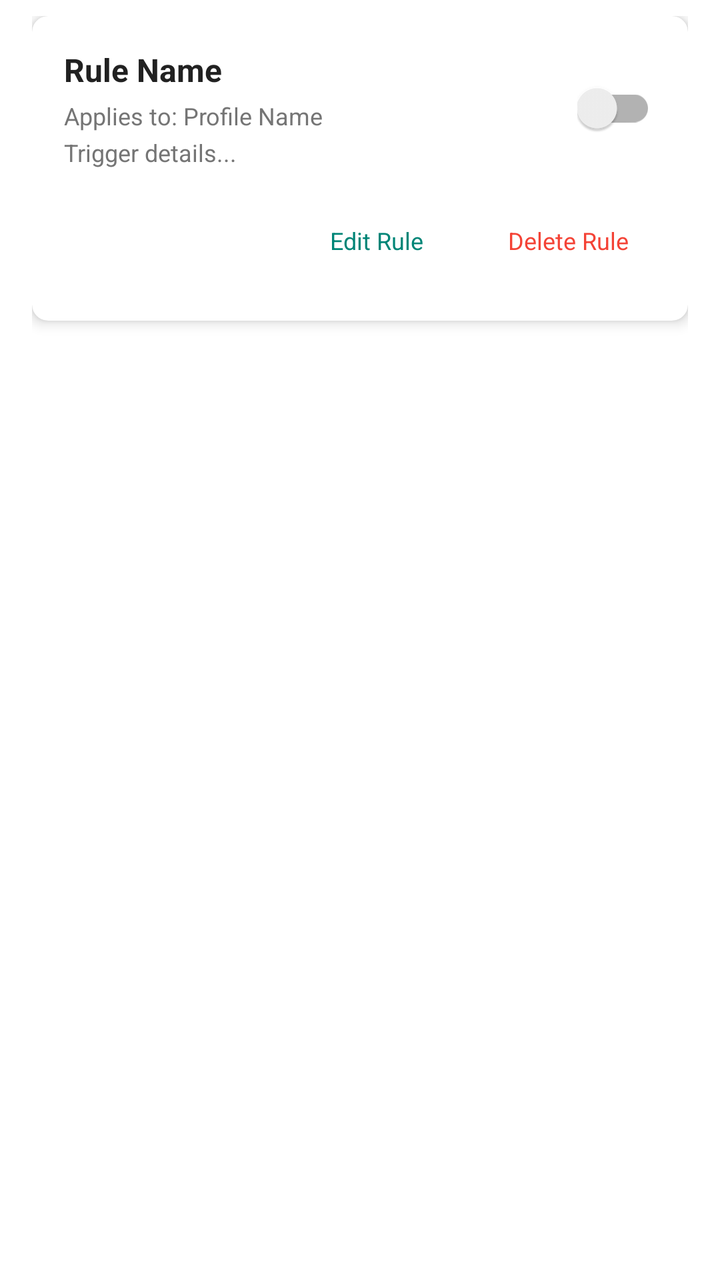
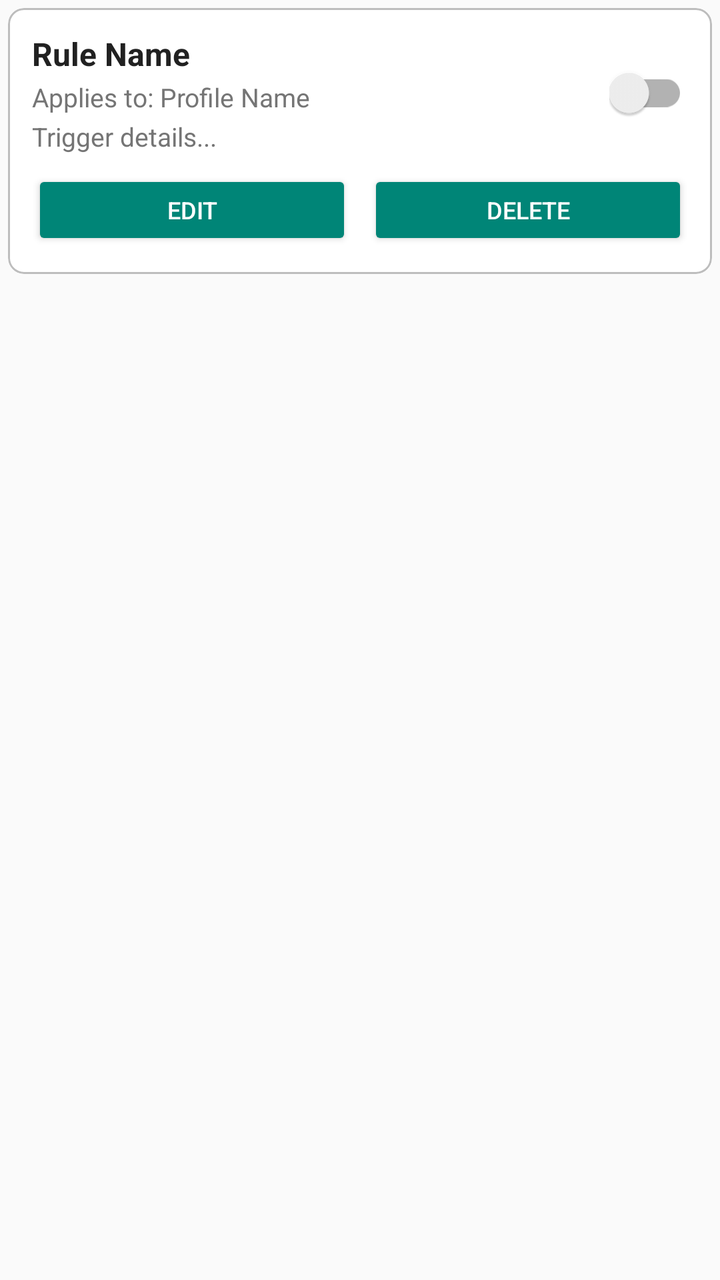

Compare the two renders of this Android layout. The source of the first and the diff that turns it into the second are given below.
<!-- AndroidManifest.xml: application theme AppTheme -->
<!-- res/layout/item_rule.xml -->
<?xml version="1.0" encoding="utf-8"?>
<LinearLayout xmlns:android="http://schemas.android.com/apk/res/android"
    xmlns:app="http://schemas.android.com/apk/res-auto"
    android:layout_width="match_parent"
    android:layout_height="wrap_content"
    android:orientation="vertical"
    android:paddingHorizontal="16dp"
    android:paddingTop="8dp"
    android:paddingBottom="8dp"
    android:background="@color/white">

    <androidx.cardview.widget.CardView
        android:layout_width="match_parent"
        android:layout_height="wrap_content"
        app:cardElevation="4dp"
        app:cardCornerRadius="8dp">

        <LinearLayout
            android:layout_width="match_parent"
            android:layout_height="wrap_content"
            android:orientation="vertical"
            android:padding="16dp">

            <LinearLayout
                android:layout_width="match_parent"
                android:layout_height="wrap_content"
                android:orientation="horizontal"
                android:gravity="center_vertical">

                <LinearLayout
                    android:layout_width="0dp"
                    android:layout_height="wrap_content"
                    android:layout_weight="1"
                    android:orientation="vertical">

                    <TextView
                        android:id="@+id/rule_name"
                        android:layout_width="match_parent"
                        android:layout_height="wrap_content"
                        android:text="Rule Name"
                        android:textSize="16sp"
                        android:textStyle="bold"
                        android:textColor="@color/text_primary" />

                    <TextView
                        android:id="@+id/rule_profile"
                        android:layout_width="match_parent"
                        android:layout_height="wrap_content"
                        android:text="Applies to: Profile Name"
                        android:textSize="12sp"
                        android:textColor="@color/text_secondary"
                        android:layout_marginTop="4dp" />

                    <TextView
                        android:id="@+id/rule_trigger_info"
                        android:layout_width="match_parent"
                        android:layout_height="wrap_content"
                        android:text="Trigger details..."
                        android:textSize="12sp"
                        android:textColor="@color/text_secondary"
                        android:layout_marginTop="2dp" />
                </LinearLayout>

                <androidx.appcompat.widget.SwitchCompat
                    android:id="@+id/rule_switch"
                    android:layout_width="wrap_content"
                    android:layout_height="wrap_content"
                    android:layout_marginStart="16dp" />
            </LinearLayout>

            <LinearLayout
                android:layout_width="match_parent"
                android:layout_height="wrap_content"
                android:orientation="horizontal"
                android:gravity="end"
                android:layout_marginTop="12dp">

                <Button
                    android:id="@+id/btn_edit_rule"
                    android:layout_width="wrap_content"
                    android:layout_height="wrap_content"
                    android:text="@string/edit_rule"
                    android:textSize="12sp"
                    android:layout_marginEnd="8dp"
                    style="@style/Widget.MaterialComponents.Button.TextButton" />

                <Button
                    android:id="@+id/btn_delete_rule"
                    android:layout_width="wrap_content"
                    android:layout_height="wrap_content"
                    android:text="@string/delete_rule"
                    android:textSize="12sp"
                    android:textColor="@color/error"
                    style="@style/Widget.MaterialComponents.Button.TextButton" />
            </LinearLayout>
        </LinearLayout>
    </androidx.cardview.widget.CardView>
</LinearLayout>
<!-- resources referenced by this layout -->
<resources>
  <color name="error">#F44336</color>
  <color name="text_primary">#212121</color>
  <color name="text_secondary">#757575</color>
  <color name="white">#FFFFFF</color>
  <string name="delete_rule">Delete Rule</string>
  <string name="edit_rule">Edit Rule</string>
  <style name="AppTheme" parent="Theme.AppCompat.Light.NoActionBar">
          
          <item name="colorPrimary">@color/colorPrimary</item>
          <item name="colorPrimaryDark">@color/colorPrimaryDark</item>
          <item name="colorAccent">@color/colorAccent</item>
      </style>
  <color name="colorPrimary">#008577</color>
  <color name="colorPrimaryDark">#00574B</color>
  <color name="colorAccent">#008577</color>
</resources>

<!-- the commit's change to res/layout/item_rule.xml (unified diff, before → after) -->
@@ -4,22 +4,24 @@
     android:layout_width="match_parent"
     android:layout_height="wrap_content"
     android:orientation="vertical"
-    android:paddingHorizontal="16dp"
-    android:paddingTop="8dp"
-    android:paddingBottom="8dp"
-    android:background="@color/white">
+    android:paddingHorizontal="4dp"
+    android:paddingTop="4dp"
+    android:paddingBottom="4dp">
 
-    <androidx.cardview.widget.CardView
+    <com.google.android.material.card.MaterialCardView
         android:layout_width="match_parent"
         android:layout_height="wrap_content"
-        app:cardElevation="4dp"
-        app:cardCornerRadius="8dp">
+        app:cardElevation="0dp"
+        app:cardCornerRadius="8dp"
+        app:strokeWidth="1dp"
+        app:strokeColor="@color/divider"
+        app:cardBackgroundColor="@color/white">
 
         <LinearLayout
             android:layout_width="match_parent"
             android:layout_height="wrap_content"
             android:orientation="vertical"
-            android:padding="16dp">
+            android:padding="12dp">
 
             <LinearLayout
                 android:layout_width="match_parent"
@@ -47,16 +49,16 @@
                         android:layout_width="match_parent"
                         android:layout_height="wrap_content"
                         android:text="Applies to: Profile Name"
-                        android:textSize="12sp"
+                        android:textSize="13sp"
                         android:textColor="@color/text_secondary"
-                        android:layout_marginTop="4dp" />
+                        android:layout_marginTop="2dp" />
 
                     <TextView
                         android:id="@+id/rule_trigger_info"
                         android:layout_width="match_parent"
                         android:layout_height="wrap_content"
                         android:text="Trigger details..."
-                        android:textSize="12sp"
+                        android:textSize="13sp"
                         android:textColor="@color/text_secondary"
                         android:layout_marginTop="2dp" />
                 </LinearLayout>
@@ -72,27 +74,29 @@
                 android:layout_width="match_parent"
                 android:layout_height="wrap_content"
                 android:orientation="horizontal"
-                android:gravity="end"
-                android:layout_marginTop="12dp">
+                android:layout_marginTop="8dp">
 
                 <Button
                     android:id="@+id/btn_edit_rule"
-                    android:layout_width="wrap_content"
-                    android:layout_height="wrap_content"
+                    android:layout_width="0dp"
+                    android:layout_height="40dp"
+                    android:layout_weight="1"
                     android:text="@string/edit_rule"
                     android:textSize="12sp"
-                    android:layout_marginEnd="8dp"
-                    style="@style/Widget.MaterialComponents.Button.TextButton" />
+                    android:textColor="@color/white"
+                    android:backgroundTint="@color/colorPrimary"
+                    android:layout_marginEnd="8dp" />
 
                 <Button
                     android:id="@+id/btn_delete_rule"
-                    android:layout_width="wrap_content"
-                    android:layout_height="wrap_content"
+                    android:layout_width="0dp"
+                    android:layout_height="40dp"
+                    android:layout_weight="1"
                     android:text="@string/delete_rule"
                     android:textSize="12sp"
-                    android:textColor="@color/error"
-                    style="@style/Widget.MaterialComponents.Button.TextButton" />
+                    android:textColor="@color/white"
+                    android:backgroundTint="@color/colorPrimary" />
             </LinearLayout>
         </LinearLayout>
-    </androidx.cardview.widget.CardView>
+    </com.google.android.material.card.MaterialCardView>
 </LinearLayout>
<!-- resource entries referenced after the edit -->
@@ -1,18 +1,18 @@
 <!-- resources referenced by this layout -->
 <resources>
-  <color name="error">#F44336</color>
   <color name="text_primary">#212121</color>
   <color name="text_secondary">#757575</color>
   <color name="white">#FFFFFF</color>
-  <string name="delete_rule">Delete Rule</string>
-  <string name="edit_rule">Edit Rule</string>
-  <style name="AppTheme" parent="Theme.AppCompat.Light.NoActionBar">
+  <string name="delete_rule">Delete</string>
+  <string name="edit_rule">Edit</string>
+  <style name="AppTheme" parent="Theme.MaterialComponents.Light.NoActionBar.Bridge">
           
           <item name="colorPrimary">@color/colorPrimary</item>
           <item name="colorPrimaryDark">@color/colorPrimaryDark</item>
           <item name="colorAccent">@color/colorAccent</item>
       </style>
   <color name="colorPrimary">#008577</color>
+  <color name="divider">#BDBDBD</color>
   <color name="colorPrimaryDark">#00574B</color>
   <color name="colorAccent">#008577</color>
 </resources>
